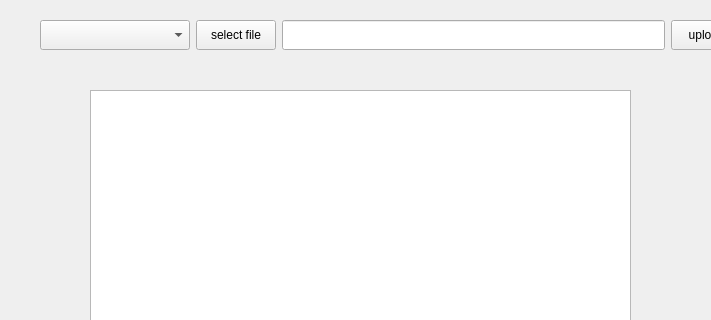
The window that clientMain.ui (XJTUOSV-SSEer/SSE-UI_demo) describes before a commit, drawn with Qt 5; both pictures show x 0 to 711 and y 0 to 320 of the 800 by 509 pixel window.
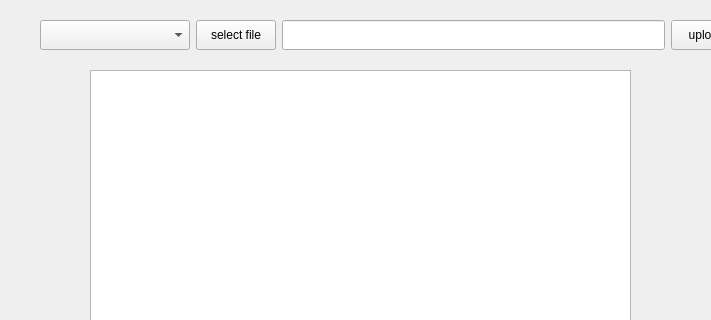
The same window after the commit.

Patch:
```diff
--- a/clientMain.ui
+++ b/clientMain.ui
@@ -129,13 +129,13 @@
      </rect>
     </property>
    </widget>
-   <widget class="QTextBrowser" name="textBrowser">
+   <widget class="QTableWidget" name="tableWidget">
     <property name="geometry">
      <rect>
       <x>90</x>
-      <y>90</y>
+      <y>70</y>
       <width>541</width>
-      <height>251</height>
+      <height>271</height>
      </rect>
     </property>
    </widget>
```
Left out of the diff: 2 changed lines with no effect on the pictures.
